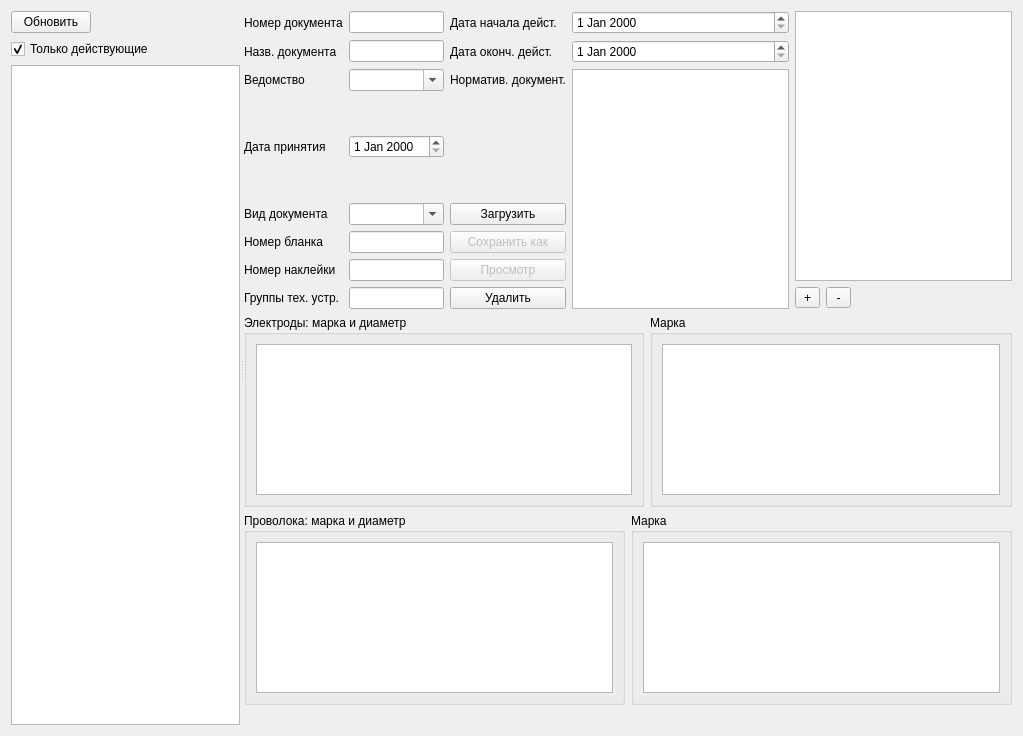
Before: the Qt Designer form formdoc.ui in Sergeyego/el_sert, drawn with Qt 5.
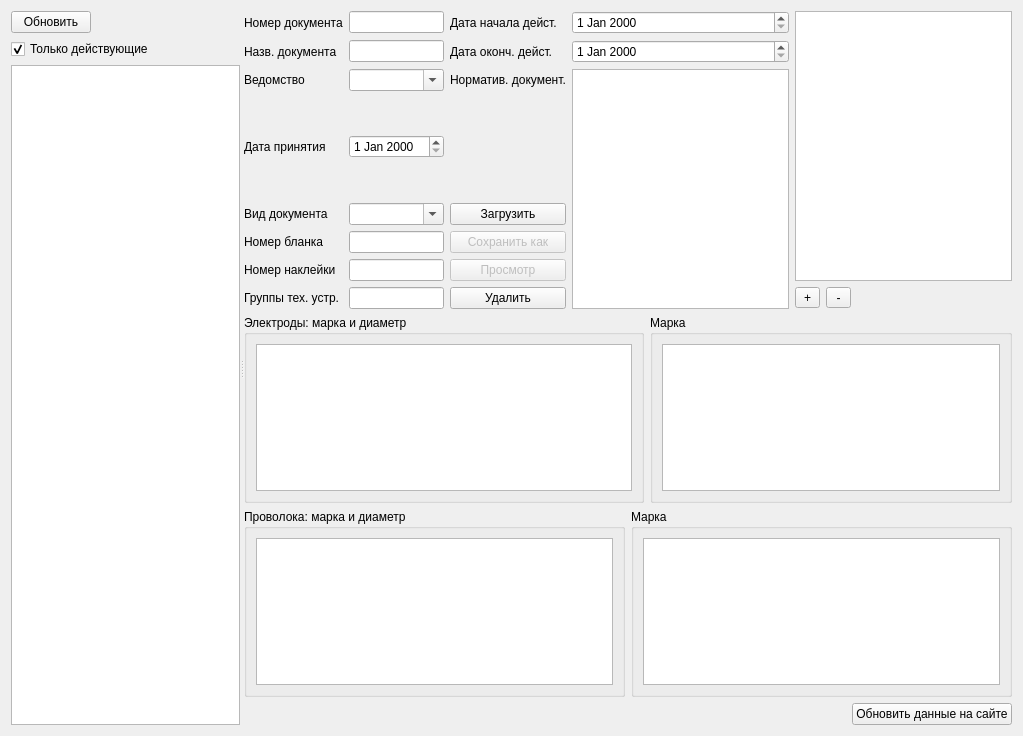
After: the same form once the commit is applied. Icons and pictures are not drawn. Custom widgets are drawn as their Qt base class.

Commit message: Добавлено обновление данных на сайте

What changed in the file:
```diff
--- a/formdoc.ui
+++ b/formdoc.ui
@@ -388,6 +388,13 @@
            </property>
           </spacer>
          </item>
+         <item>
+          <widget class="QPushButton" name="pushButtonSite">
+           <property name="text">
+            <string>Обновить данные на сайте</string>
+           </property>
+          </widget>
+         </item>
         </layout>
        </item>
       </layout>
```
The commit also changes 12 other files.
